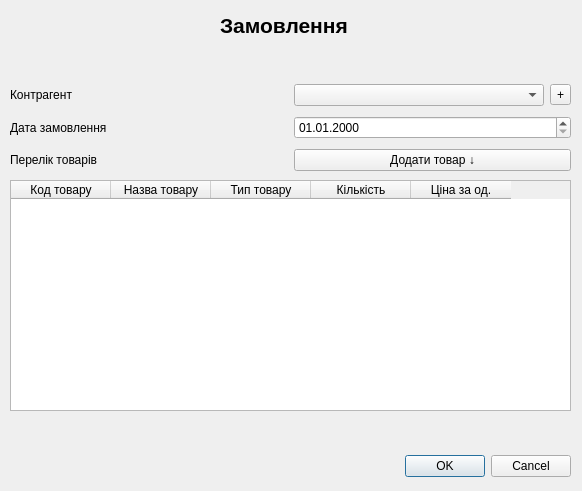
Old version of the form orderwindow.ui in the repository stand-by/Qt_PostgreSQL_application.
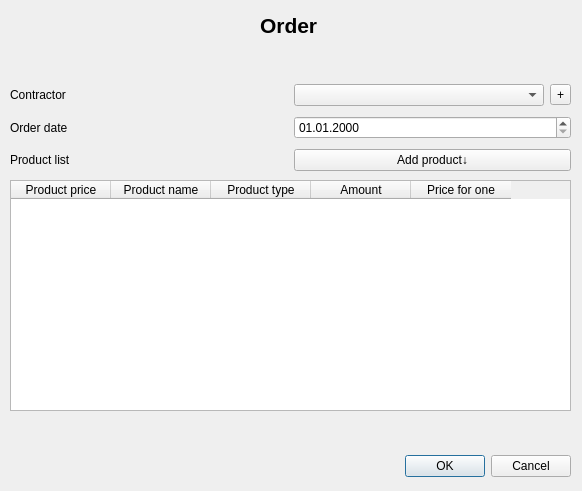
New version of the form.

```diff
--- a/orderwindow.ui
+++ b/orderwindow.ui
@@ -32,7 +32,7 @@
   <widget class="QLabel" name="label_header">
    <property name="geometry">
     <rect>
-     <x>220</x>
+     <x>260</x>
      <y>10</y>
      <width>131</width>
      <height>31</height>
@@ -46,7 +46,7 @@
     </font>
    </property>
    <property name="text">
-    <string>Замовлення</string>
+    <string>Order</string>
    </property>
   </widget>
   <widget class="QTableWidget" name="table_goods">
@@ -60,27 +60,27 @@
    </property>
    <column>
     <property name="text">
-     <string>Код товару</string>
+     <string>Product price</string>
     </property>
    </column>
    <column>
     <property name="text">
-     <string>Назва товару</string>
+     <string>Product name</string>
     </property>
    </column>
    <column>
     <property name="text">
-     <string>Тип товару</string>
+     <string>Product type</string>
     </property>
    </column>
    <column>
     <property name="text">
-     <string>Кiлькiсть</string>
+     <string>Amount</string>
     </property>
    </column>
    <column>
     <property name="text">
-     <string>Цiна за од.</string>
+     <string>Price for one</string>
     </property>
    </column>
   </widget>
@@ -97,7 +97,7 @@
     <item row="0" column="0">
      <widget class="QLabel" name="label_contractor">
       <property name="text">
-       <string>Контрагент</string>
+       <string>Contractor</string>
       </property>
      </widget>
     </item>
@@ -118,7 +118,7 @@
     <item row="1" column="0">
      <widget class="QLabel" name="label_order_date">
       <property name="text">
-       <string>Дата замовлення</string>
+       <string>Order date</string>
       </property>
      </widget>
     </item>
@@ -132,14 +132,14 @@
     <item row="2" column="0">
      <widget class="QLabel" name="label_list">
       <property name="text">
-       <string>Перелiк товарiв</string>
+       <string>Product list</string>
       </property>
      </widget>
     </item>
     <item row="2" column="1">
      <widget class="QPushButton" name="button_addproduct">
       <property name="text">
-       <string>Додати товар ↓</string>
+       <string>Add product↓</string>
       </property>
      </widget>
     </item>
```
